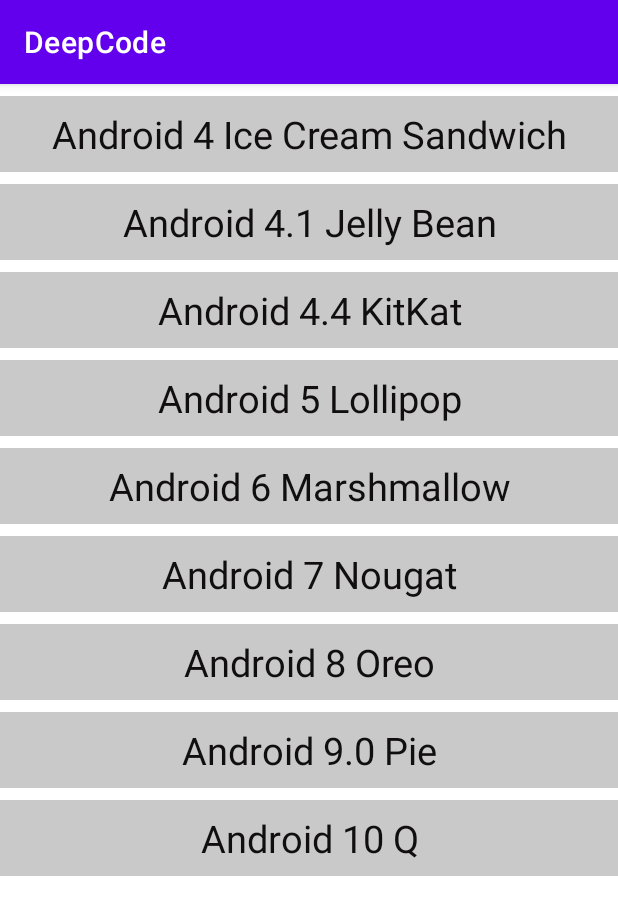
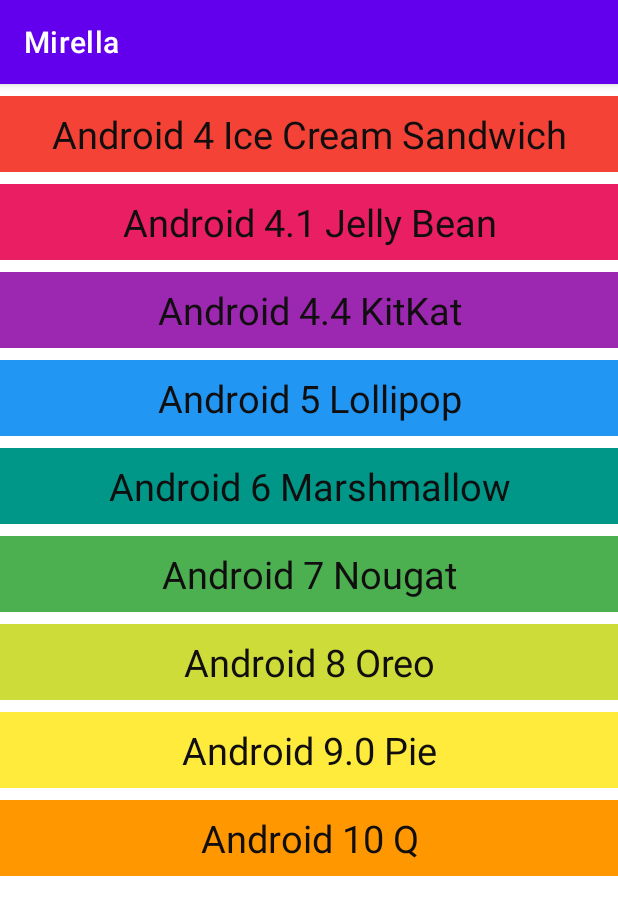
Before and after one commit to MirellaLins/DeepCode2, an Android app: the RecyclerViewActivity screen opened directly, with no data from a screen before it, on a phone screen of 412 x 824 dp. Shown: the top 915 px of the screen. Run offline under Robolectric (Android 15) with nearby library versions, the phone set to English and light mode, and no system bars.

Commit message:
Listagem de dados - update items

```diff
--- a/DeepCode/app/src/main/AndroidManifest.xml
+++ b/DeepCode/app/src/main/AndroidManifest.xml
@@ -7,7 +7,7 @@
         android:dataExtractionRules="@xml/data_extraction_rules"
         android:fullBackupContent="@xml/backup_rules"
         android:icon="@mipmap/ic_launcher"
-        android:label="@string/app_name"
+        android:label="@string/teste_aula"
         android:roundIcon="@mipmap/ic_launcher_round"
         android:supportsRtl="true"
         android:theme="@style/Theme.DeepCode"
--- a/DeepCode/app/src/main/java/com/domain/deepcode/ItemViewHolder.java
+++ b/DeepCode/app/src/main/java/com/domain/deepcode/ItemViewHolder.java
@@ -1,22 +1,25 @@
 package com.domain.deepcode;
 
 
+import android.graphics.Color;
 import android.view.View;
 import android.widget.TextView;
 
 import androidx.annotation.NonNull;
+import androidx.constraintlayout.widget.ConstraintLayout;
 import androidx.recyclerview.widget.RecyclerView;
+
 
 public class ItemViewHolder extends RecyclerView.ViewHolder {
 
-//    ItemViewHolder holder = new ItemViewHolder(/* Construir a referencia da view */);
-
     private TextView tvVersionName;
+    private ConstraintLayout clContainer;
 
     public ItemViewHolder(@NonNull View itemView) {
         super(itemView);
 
         tvVersionName = itemView.findViewById(R.id.tvVersionName);
+        clContainer = itemView.findViewById(R.id.clContainerParent);
 
     }
 
@@ -24,4 +27,10 @@ public class ItemViewHolder extends RecyclerView.ViewHolder {
         tvVersionName.setText(value);
     }
 
+    public void changeBackgroundColor(String color) {
+
+        clContainer.setBackgroundColor(Color.parseColor(color));
+
+    }
+
 }
--- a/DeepCode/app/src/main/java/com/domain/deepcode/RecyclerViewActivity.java
+++ b/DeepCode/app/src/main/java/com/domain/deepcode/RecyclerViewActivity.java
@@ -25,11 +25,13 @@ public class RecyclerViewActivity extends AppCompatActivity {
         androidVersion.add("Android 9.0 Pie");
         androidVersion.add("Android 10 Q");
 
+        String[] colors = getResources().getStringArray(R.array.colors);
+
         RecyclerView rvLista = findViewById(R.id.rvVersoes);
 
         VersionAdapter adapter = new VersionAdapter();
 
-        adapter.setVersionNameList(androidVersion);
+        adapter.setVersionNameList(androidVersion, colors);
 
         rvLista.setAdapter(adapter);
 
--- a/DeepCode/app/src/main/java/com/domain/deepcode/VersionAdapter.java
+++ b/DeepCode/app/src/main/java/com/domain/deepcode/VersionAdapter.java
@@ -7,13 +7,27 @@ import android.view.ViewGroup;
 import androidx.annotation.NonNull;
 import androidx.recyclerview.widget.RecyclerView;
 
+import java.sql.Array;
 import java.util.ArrayList;
 
 public class VersionAdapter extends RecyclerView.Adapter<ItemViewHolder> {
 
     private ArrayList<String> versionNameList = new ArrayList<>();
+    private String[] colors;
 
-    public void setVersionNameList(ArrayList<String> list) {
+    public void setVersionNameList(ArrayList<String> list, String[] colors) {
+//        colors.add("#f44336");
+//        colors.add("#f44336");
+//        colors.add("#e91e63");
+//        colors.add("#9c27b0");
+//        colors.add("#2196f3");
+//        colors.add("#009688");
+//        colors.add("#4caf50");
+//        colors.add("#cddc39");
+//        colors.add("#ffeb3b");
+
+        this.colors = colors;
+
         this.versionNameList.addAll(list);
     }
 
@@ -33,6 +47,8 @@ public class VersionAdapter extends RecyclerView.Adapter<ItemViewHolder> {
 
         String versionName = this.versionNameList.get(position);
         holder.changeText(versionName);
+        String color = this.colors[position];
+        holder.changeBackgroundColor(color);
 
     }
 
--- a/DeepCode/app/src/main/res/layout/activity_main.xml
+++ b/DeepCode/app/src/main/res/layout/activity_main.xml
@@ -17,7 +17,8 @@
             android:layout_width="wrap_content"
             android:layout_height="wrap_content"
             android:layout_marginTop="16dp"
-            android:text="Droid Desserts"
+            android:text="@string/title"
+            android:textColor="@color/title_color"
             android:textSize="30sp"
             android:textStyle="bold"
             app:layout_constraintEnd_toEndOf="parent"
--- /dev/null
+++ b/DeepCode/app/src/main/res/values/colors-array.xml
@@ -0,0 +1,2 @@
+<?xml version="1.0" encoding="utf-8"?>
+<resources></resources>
--- a/DeepCode/app/src/main/res/values/colors.xml
+++ b/DeepCode/app/src/main/res/values/colors.xml
@@ -7,4 +7,21 @@
     <color name="teal_700">#FF018786</color>
     <color name="black">#FF000000</color>
     <color name="white">#FFFFFFFF</color>
+
+    <color name="title_color">#EB0808</color>
+
+    <string-array name="colors">
+        <item>#f44336</item>
+        <item>#e91e63</item>
+        <item>#9c27b0</item>
+        <item>#2196f3</item>
+        <item>#009688</item>
+        <item>#4caf50</item>
+        <item>#cddc39</item>
+        <item>#ffeb3b</item>
+        <item>#ff9800</item>
+        <item>#795548</item>
+        <item>#9e9e9e</item>
+        <item>#009688</item>
+    </string-array>
 </resources>
--- a/DeepCode/app/src/main/res/values/strings.xml
+++ b/DeepCode/app/src/main/res/values/strings.xml
@@ -1,3 +1,6 @@
 <resources>
-    <string name="app_name">DeepCode</string>
+    <string name="app_name">DeepCode 2</string>
+
+    <string name="teste_aula"> Mirella </string>
+    <string name="title"> Droid Desserts </string>
 </resources>
```
Also changed, not shown: DeepCode/app/src/main/res/values-night/colors.xml (added, +7 -0 lines), 2 other files.
